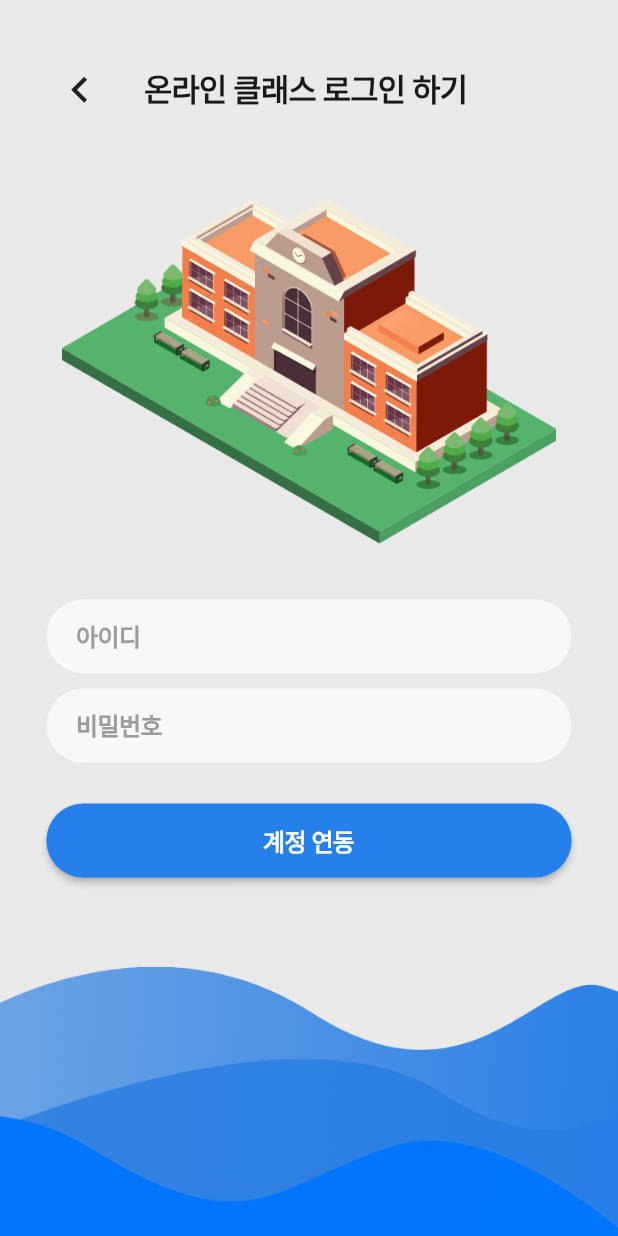
After one commit to lnJoy/mobile-contents-development, a Flutter app: the screen it shows after launch, after a tap on "등교하기", on a phone screen of 412 x 824 dp. The commit adds this screen. Run offline on Flutter 3.47's test engine with Material 2 defaults, Android fonts, the phone set to English and light mode, and no system bars; Roboto replaces fonts that are missing (NotoSansCJKKR).

Commit message:
Add EBSLogin Acitivty Add Login System with Android platform-specific

```diff
--- /dev/null
+++ b/lib/Screens/Login/EBSLogin/ebslogin_screen.dart
@@ -0,0 +1,197 @@
+import "package:flutter/material.dart";
+import 'package:flutter/services.dart';
+import 'package:verysad/Screens/Welcome/welcome_screen.dart';
+
+class EBSLoginScreen extends StatefulWidget {
+  @override
+  _EBSLoginScreenState createState() => _EBSLoginScreenState();
+}
+
+class _EBSLoginScreenState extends State<EBSLoginScreen> {
+
+  final _idTextEditController = TextEditingController();
+  final _pwTextEditController = TextEditingController();
+
+  @override
+  void dispose() {
+    _idTextEditController.dispose();
+    _pwTextEditController.dispose();
+    super.dispose();
+  }
+
+  static const platform = const MethodChannel('mobile.contest.develoment/ebslogin');
+
+  String _loginResult = "no";
+
+  Future<void> _login(String id, String pw) async {
+    String loginResult;
+    try {
+      final String result = await platform.invokeMethod("getClassSubjects", <String, dynamic> {
+        "id": id,
+        "pw": pw,
+      });
+      loginResult = "$result";
+    } on PlatformException catch (e) {
+      loginResult = "${e.message}";
+    }
+
+    setState(() {
+      _loginResult = loginResult;
+      print(_loginResult);
+    });
+  }
+
+  @override
+  Widget build(BuildContext context) {
+    Size size = MediaQuery.of(context).size;
+    return Scaffold(
+      backgroundColor: Color(0xFFE9E9E9),
+      body: Container(
+        child: Stack(alignment: Alignment.center, children: <Widget>[
+          Positioned(
+            bottom: -35,
+            child: Image.asset(
+              "assets/images/wave/wave.png",
+              height: size.height * 0.26,
+            ),
+          ),
+          Positioned(
+            top: size.height * 0.042,
+            left: size.width * 0.067,
+            child: Row(
+              mainAxisAlignment: MainAxisAlignment.spaceBetween,
+              children: <Widget>[
+                IconButton(
+                    icon: Icon(
+                      Icons.navigate_before,
+                      size: 35,
+                    ),
+                    onPressed: () {
+                      Navigator.push(
+                        context,
+                        MaterialPageRoute(
+                          builder: (context) {
+                            return WelcomeScreen();
+                          },
+                        ),
+                      );
+                    }),
+                SizedBox(
+                  width: size.width * 0.05,
+                ),
+                Container(
+                  child: Text("온라인 클래스 로그인 하기",
+                      style: TextStyle(
+                        fontFamily: 'NotoSansCJKKR',
+                        color: Color(0xff191919),
+                        fontSize: 20.5,
+                        fontWeight: FontWeight.w700,
+                        fontStyle: FontStyle.normal,
+                        letterSpacing: -0.5125,
+                      )),
+                ),
+              ],
+            ),
+          ),
+          Positioned(
+            bottom: size.height * 0.56,
+            child: Image.asset(
+              "assets/images/mini_school/mini_school.png",
+              width: size.width * 0.8,
+            ),
+          ),
+          Positioned(
+              bottom: size.height * 0.29,
+              child: Column(
+                mainAxisAlignment: MainAxisAlignment.center,
+                children: <Widget>[
+                  TextFieldContainer(
+                    child: TextField(
+                      controller: _idTextEditController,
+                      decoration: InputDecoration(
+                          hintText: "아이디",
+                          border: InputBorder.none,
+                          hintStyle: TextStyle(
+                            fontFamily: 'NotoSansCJKKR',
+                            color: Color(0xff9C9C9D),
+                            fontSize: 16,
+                            fontWeight: FontWeight.w700,
+                            fontStyle: FontStyle.normal,
+                            letterSpacing: -0.4,
+                          )),
+                    ),
+                  ),
+                  TextFieldContainer(
+                    child: TextField(
+                      obscureText: true,
+                      controller: _pwTextEditController,
+                      decoration: InputDecoration(
+                          hintText: "비밀번호",
+                          border: InputBorder.none,
+                          hintStyle: TextStyle(
+                            fontFamily: 'NotoSansCJKKR',
+                            color: Color(0xff9C9C9D),
+                            fontSize: 16,
+                            fontWeight: FontWeight.w700,
+                            fontStyle: FontStyle.normal,
+                            letterSpacing: -0.4,
+                          )),
+                    ),
+                  ),
+                  SizedBox(
+                    height: size.height * 0.027,
+                  ),
+                  Container(
+                    width: size.width * 0.85,
+                    height: size.height * 0.06,
+                    child: ElevatedButton(
+                      onPressed: () => _login(_idTextEditController.text, _pwTextEditController.text),
+                      child: Text("계정 연동",
+                          style: TextStyle(
+                            fontFamily: 'NotoSansCJKKR',
+                            color: Color(0xfff8f8fa),
+                            fontSize: 16,
+                            fontWeight: FontWeight.w700,
+                            fontStyle: FontStyle.normal,
+                            letterSpacing: -0.4,
+                          )),
+                      style: ElevatedButton.styleFrom(
+                        primary: Color(0xff2580eb),
+                        shape: RoundedRectangleBorder(
+                          borderRadius: BorderRadius.circular(29), // <-- Radius
+                        ),
+                      ),
+                    ),
+                  ),
+                ],
+              )),
+        ]),
+      ),
+    );
+  }
+}
+
+class TextFieldContainer extends StatelessWidget {
+  final Widget child;
+
+  const TextFieldContainer({
+    Key key,
+    this.child,
+  }) : super(key: key);
+
+  @override
+  Widget build(BuildContext context) {
+    Size size = MediaQuery.of(context).size;
+    return Container(
+      width: size.width * 0.85,
+      height: size.height * 0.06,
+      margin: EdgeInsets.symmetric(vertical: 5),
+      padding: EdgeInsets.symmetric(horizontal: 20),
+      decoration: BoxDecoration(
+        color: Color(0xFFF8F8FA),
+        borderRadius: BorderRadius.circular(29),
+      ),
+      child: child,
+    );
+  }
+}
--- a/lib/components/body.dart
+++ b/lib/Screens/Welcome/components/body.dart
@@ -1,6 +1,7 @@
 import 'package:flutter/material.dart';
 import 'package:flutter/services.dart';
-import 'package:verysad/components/background.dart';
+import 'package:verysad/Screens/Login/EBSLogin/ebslogin_screen.dart';
+import 'package:verysad/Screens/Welcome/components/background.dart';
 
 class Body extends StatefulWidget {
   _Body createState() => _Body();
@@ -43,7 +44,7 @@ class _Body extends State<Body> {
     try {
       final int result = await platform.invokeMethod("getBatteryLevel");
       batteryLevel = "$result%";
-    } on PlatformException catch(e) {
+    } on PlatformException catch (e) {
       batteryLevel = "${e.message}";
     }
 
@@ -96,10 +97,17 @@ class _Body extends State<Body> {
           Positioned(
             bottom: size.height * 0.11,
             child: ElevatedButton(
-              onPressed: _getBatteryLevel,
+              // onPressed: _getBatteryLevel,
+              onPressed: () {
+                Navigator.push(
+                  context,
+                  MaterialPageRoute(builder: (context) {
+                    return EBSLoginScreen();
+                  }),
+                );
+              },
               child: Text(
-                // '등교하기',
-                _batteryLevel,
+                '등교하기',
                 style: btnTxtStyle,
               ),
               style: ElevatedButton.styleFrom(
--- a/lib/Screens/Welcome/welcome_screen.dart
+++ b/lib/Screens/Welcome/welcome_screen.dart
@@ -1,5 +1,5 @@
 import "package:flutter/material.dart";
-import 'package:verysad/components/body.dart';
+import 'package:verysad/Screens/Welcome/components/body.dart';
 
 class WelcomeScreen extends StatelessWidget {
   @override
--- a/pubspec.yaml
+++ b/pubspec.yaml
@@ -48,6 +48,8 @@ flutter:
     - assets/images/
     - assets/images/body/
     - assets/images/school/
+    - assets/images/wave/
+    - assets/images/mini_school/
   #   - images/a_dzt_ham.jpeg
 
   # An image asset can refer to one or more resolution-specific "variants", see
```
Also changed, not shown: assets/images/mini_school/mini_school.png (added), assets/images/wave/wave.png (added), lib/Screens/Welcome/components/background.dart (renamed from lib/components/background.dart), pubspec.lock, 3 other files.
